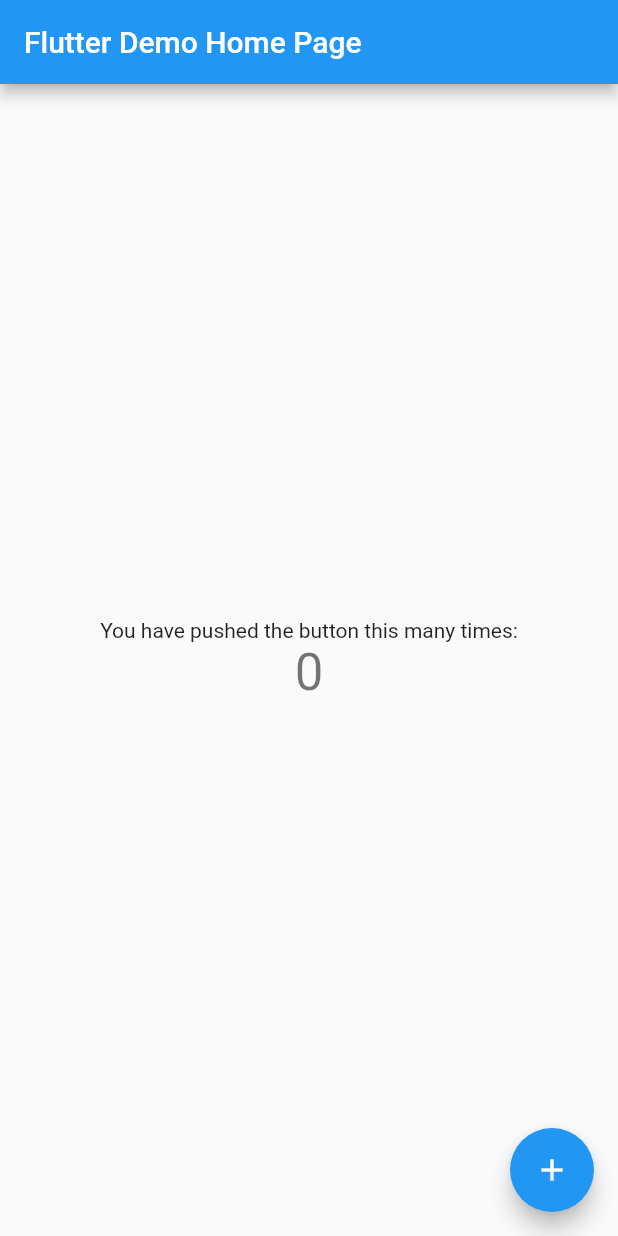
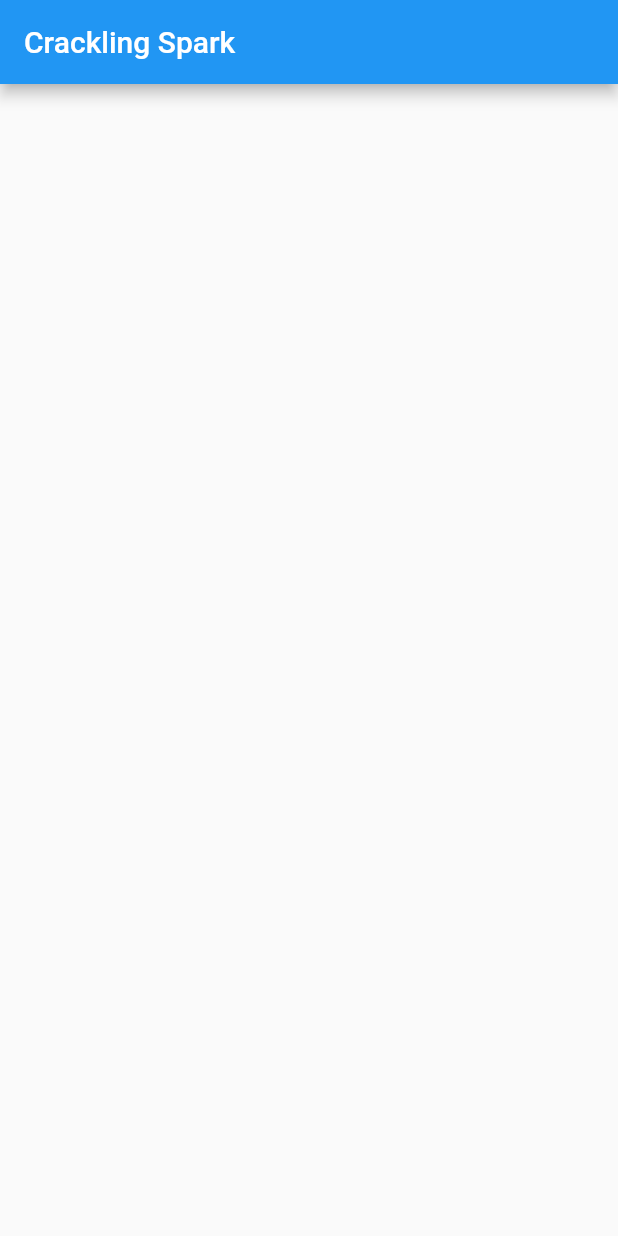
Before and after one commit to psstoyanov/crackling_spark, a Flutter app: the screen it shows after launch, on a phone screen of 412 x 824 dp. Run offline on Flutter 3.47's test engine with Material 2 defaults, Android fonts, the phone set to English and light mode, and no system bars.

Commit message:
Starting from the 4th step from the Codelab with the most app possible.
https://codelabs.developers.google.com/codelabs/flutter/index.html#3

```diff
--- a/lib/main.dart
+++ b/lib/main.dart
@@ -1,109 +1,15 @@
 import 'package:flutter/material.dart';
 
-void main() => runApp(new MyApp());
 
-class MyApp extends StatelessWidget {
-  // This widget is the root of your application.
-  @override
-  Widget build(BuildContext context) {
-    return new MaterialApp(
-      title: 'Flutter Demo',
-      theme: new ThemeData(
-        // This is the theme of your application.
-        //
-        // Try running your application with "flutter run". You'll see the
-        // application has a blue toolbar. Then, without quitting the app, try
-        // changing the primarySwatch below to Colors.green and then invoke
-        // "hot reload" (press "r" in the console where you ran "flutter run",
-        // or press Run > Flutter Hot Reload in IntelliJ). Notice that the
-        // counter didn't reset back to zero; the application is not restarted.
-        primarySwatch: Colors.blue,
-      ),
-      home: new MyHomePage(title: 'Flutter Demo Home Page'),
-    );
-  }
+void main(){
+  runApp(
+      new MaterialApp(
+        title: 'Crackling Spark',
+        home: new Scaffold(
+          appBar: new AppBar(
+            title: new Text('Crackling Spark'),
+          ),
+        ),
+      )
+  );
 }
-
-class MyHomePage extends StatefulWidget {
-  MyHomePage({Key key, this.title}) : super(key: key);
-
-  // This widget is the home page of your application. It is stateful, meaning
-  // that it has a State object (defined below) that contains fields that affect
-  // how it looks.
-
-  // This class is the configuration for the state. It holds the values (in this
-  // case the title) provided by the parent (in this case the App widget) and
-  // used by the build method of the State. Fields in a Widget subclass are
-  // always marked "final".
-
-  final String title;
-
-  @override
-  _MyHomePageState createState() => new _MyHomePageState();
-}
-
-class _MyHomePageState extends State<MyHomePage> {
-  int _counter = 0;
-
-  void _incrementCounter() {
-    setState(() {
-      // This call to setState tells the Flutter framework that something has
-      // changed in this State, which causes it to rerun the build method below
-      // so that the display can reflect the updated values. If we changed
-      // _counter without calling setState(), then the build method would not be
-      // called again, and so nothing would appear to happen.
-      _counter++;
-    });
-  }
-
-  @override
-  Widget build(BuildContext context) {
-    // This method is rerun every time setState is called, for instance as done
-    // by the _incrementCounter method above.
-    //
-    // The Flutter framework has been optimized to make rerunning build methods
-    // fast, so that you can just rebuild anything that needs updating rather
-    // than having to individually change instances of widgets.
-    return new Scaffold(
-      appBar: new AppBar(
-        // Here we take the value from the MyHomePage object that was created by
-        // the App.build method, and use it to set our appbar title.
-        title: new Text(widget.title),
-      ),
-      body: new Center(
-        // Center is a layout widget. It takes a single child and positions it
-        // in the middle of the parent.
-        child: new Column(
-          // Column is also layout widget. It takes a list of children and
-          // arranges them vertically. By default, it sizes itself to fit its
-          // children horizontally, and tries to be as tall as its parent.
-          //
-          // Invoke "debug paint" (press "p" in the console where you ran
-          // "flutter run", or select "Toggle Debug Paint" from the Flutter tool
-          // window in IntelliJ) to see the wireframe for each widget.
-          //
-          // Column has various properties to control how it sizes itself and
-          // how it positions its children. Here we use mainAxisAlignment to
-          // center the children vertically; the main axis here is the vertical
-          // axis because Columns are vertical (the cross axis would be
-          // horizontal).
-          mainAxisAlignment: MainAxisAlignment.center,
-          children: <Widget>[
-            new Text(
-              'You have pushed the button this many times:',
-            ),
-            new Text(
-              '$_counter',
-              style: Theme.of(context).textTheme.display1,
-            ),
-          ],
-        ),
-      ),
-      floatingActionButton: new FloatingActionButton(
-        onPressed: _incrementCounter,
-        tooltip: 'Increment',
-        child: new Icon(Icons.add),
-      ), // This trailing comma makes auto-formatting nicer for build methods.
-    );
-  }
-}
```
